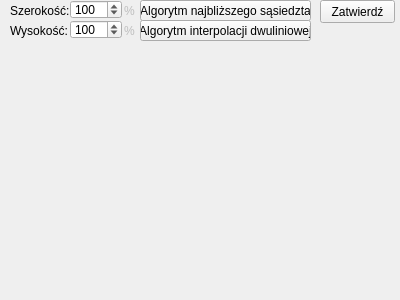
This is edycja_obrazow/rozdzielczosc.ui in hankav21/edytor_obrazow as Qt 5 draws it before an edit. The edited form follows.
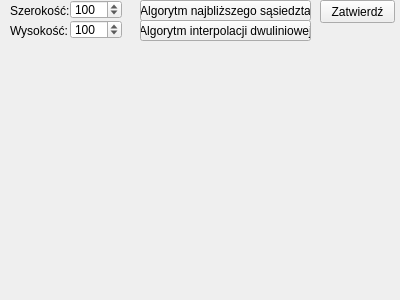
This is the edited form.

Patch:
```diff
--- a/edycja_obrazow/rozdzielczosc.ui
+++ b/edycja_obrazow/rozdzielczosc.ui
@@ -100,38 +100,6 @@
      <number>100</number>
     </property>
    </widget>
-   <widget class="QLabel" name="label_3">
-    <property name="enabled">
-     <bool>false</bool>
-    </property>
-    <property name="geometry">
-     <rect>
-      <x>124</x>
-      <y>0</y>
-      <width>16</width>
-      <height>21</height>
-     </rect>
-    </property>
-    <property name="text">
-     <string>%</string>
-    </property>
-   </widget>
-   <widget class="QLabel" name="label_4">
-    <property name="enabled">
-     <bool>false</bool>
-    </property>
-    <property name="geometry">
-     <rect>
-      <x>124</x>
-      <y>20</y>
-      <width>16</width>
-      <height>21</height>
-     </rect>
-    </property>
-    <property name="text">
-     <string>%</string>
-    </property>
-   </widget>
    <widget class="QPushButton" name="pushButton_sasiedztwo">
     <property name="geometry">
      <rect>
```
